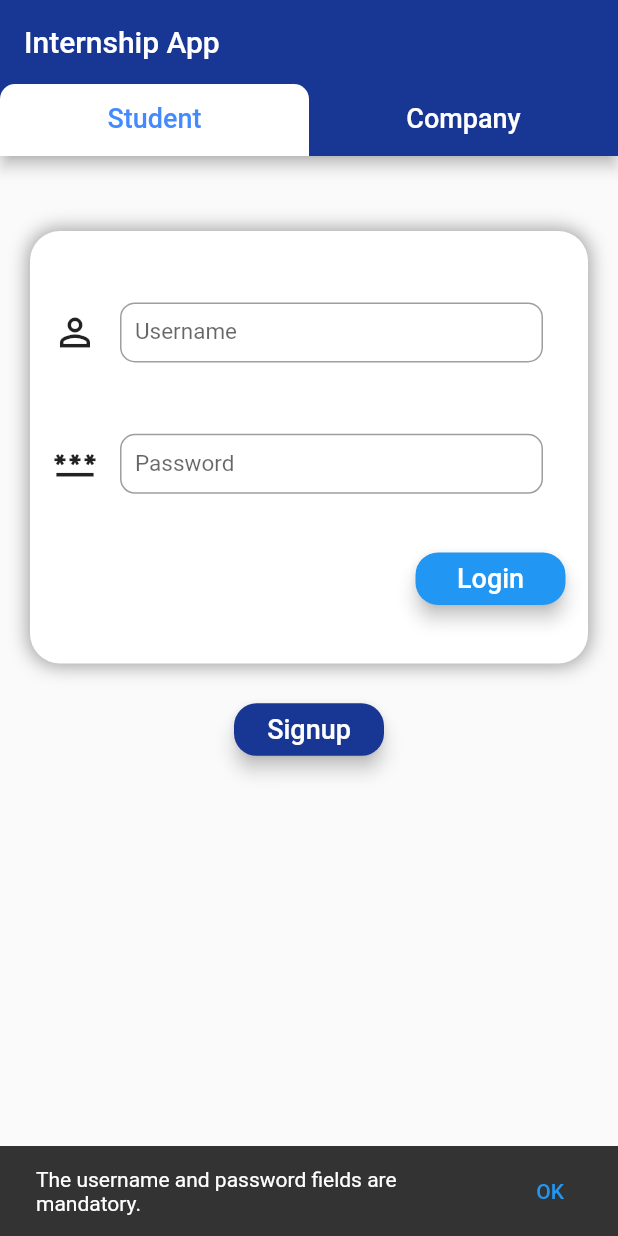
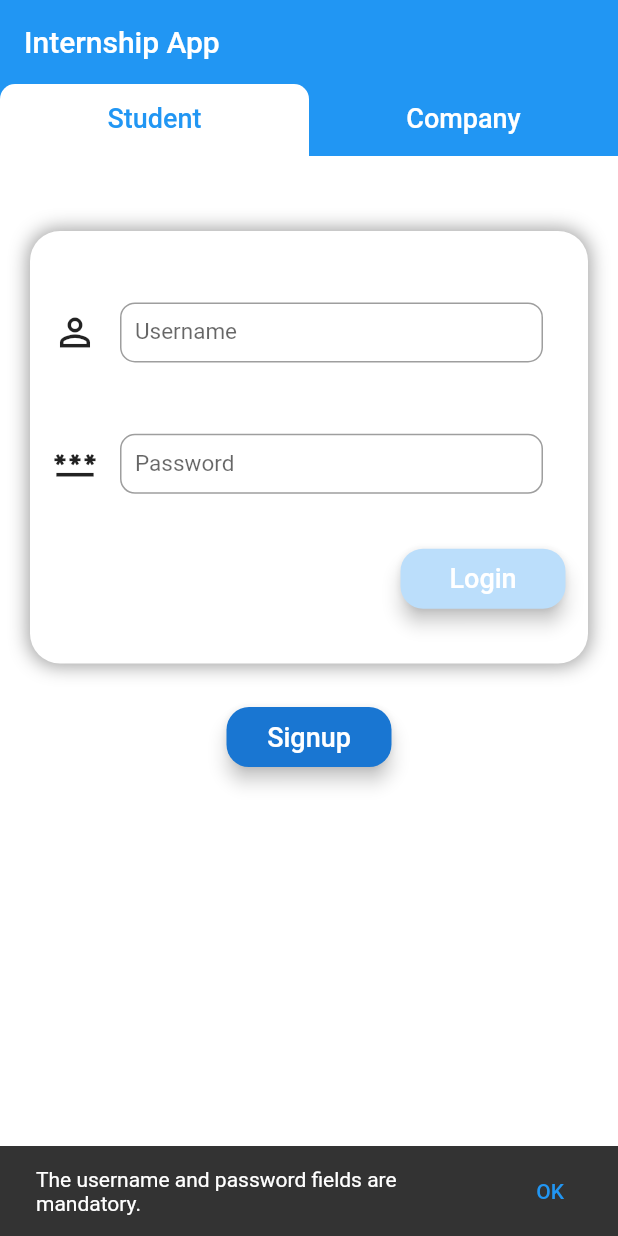
Before and after one commit to Bogdan316/internship_app, a Flutter app: the screen it shows after launch, after a tap on "Login", on a phone screen of 412 x 824 dp. Run offline on Flutter 3.47's test engine with Material 2 defaults, Android fonts, the phone set to English and light mode, and no system bars; missing offline and left inert: mysql1.

Commit message:
IA-10 refactor login page code, create base widgets classes

```diff
--- /dev/null
+++ b/lib/base_widgets/custom_elevated_button.dart
@@ -0,0 +1,30 @@
+import 'package:flutter/material.dart';
+
+class CustomElevatedButton extends ElevatedButton {
+  // Builds a custom button layout with rounded corners that should be the
+  // default shape for all the buttons in the app
+
+  CustomElevatedButton({
+    Key? key,
+    required VoidCallback? onPressed,
+    required String label,
+    required Color? primary,
+  }) : super(
+          key: key,
+          style: ElevatedButton.styleFrom(
+            primary: primary,
+            minimumSize: const Size(110, 40),
+            elevation: 5,
+            shape: RoundedRectangleBorder(
+              borderRadius: BorderRadius.circular(15),
+            ),
+          ),
+          onPressed: onPressed,
+          child: Text(
+            label,
+            style: const TextStyle(
+              fontSize: 18,
+            ),
+          ),
+        );
+}
--- /dev/null
+++ b/lib/base_widgets/custom_snack_bar.dart
@@ -0,0 +1,21 @@
+import 'package:flutter/material.dart';
+
+class MessageSnackBar extends SnackBar {
+  // Builds a snack bar that pops up from the bottom, displaying
+  // the message given in the constructor
+
+  final String message;
+
+  MessageSnackBar(this.message, {Key? key})
+      : super(
+          key: key,
+          content: Text(message),
+          action: SnackBarAction(
+            label: 'OK',
+            onPressed: () {
+              // empty function, the argument is mandatory but we do not need any
+              // action when pressing the button
+            },
+          ),
+        );
+}
--- /dev/null
+++ b/lib/base_widgets/theme_color.dart
@@ -0,0 +1,26 @@
+import 'package:flutter/material.dart';
+
+MaterialColor createMaterialColor(Color color) {
+  // Returns a custom MaterialColor based on the color argument
+
+  var strengths = <double>[.05];
+  var swatch = <int, Color>{};
+  final r = color.red, g = color.green, b = color.blue;
+
+  for (var i = 1; i < 10; i++) {
+    strengths.add(i * 0.1);
+  }
+
+  for (var strength in strengths) {
+    // create the color shades from 50 to 900
+    final ds = 0.5 - strength;
+    swatch[(strength * 1000).round()] = Color.fromRGBO(
+      r + ((ds < 0 ? r : (255 - r)) * ds).round(),
+      g + ((ds < 0 ? g : (255 - g)) * ds).round(),
+      b + ((ds < 0 ? b : (255 - b)) * ds).round(),
+      1,
+    );
+  }
+
+  return MaterialColor(color.value, swatch);
+}
--- a/lib/pages/login_page.dart
+++ b/lib/pages/login_page.dart
@@ -7,24 +7,31 @@ class LoginPage extends StatelessWidget {
 
   @override
   Widget build(BuildContext context) {
+    // get Theme data at the begging to avoid redundant
+    // calls to build
+    var themeData = Theme.of(context);
+
     return DefaultTabController(
+      // Create a tab for every role
       length: 2,
       child: Scaffold(
         appBar: AppBar(
-          backgroundColor: const Color.fromRGBO(24, 54, 147, 1),
+          elevation: 0,
+          backgroundColor: themeData.primaryColor,
           title: const Text('Internship App'),
-          bottom: const TabBar(
-            labelColor: Colors.blueAccent,
+          bottom: TabBar(
+            labelColor: themeData.primaryColor,
             unselectedLabelColor: Colors.white,
             indicatorSize: TabBarIndicatorSize.tab,
-            indicator: BoxDecoration(
+            indicator: const BoxDecoration(
+              // Change the shape of the current tab indicator
               borderRadius: BorderRadius.only(
                 topLeft: Radius.circular(10),
                 topRight: Radius.circular(10),
               ),
               color: Colors.white,
             ),
-            tabs: [
+            tabs: const [
               Tab(
                 child: Text(
                   'Student',
@@ -46,6 +53,7 @@ class LoginPage extends StatelessWidget {
         ),
         body: const TabBarView(
           children: [
+            // Select the user's role based on the tab
             LoginTab('Student'),
             LoginTab('Company'),
           ],
--- a/lib/pages/login_tab.dart
+++ b/lib/pages/login_tab.dart
@@ -2,12 +2,14 @@ import 'dart:convert';
 import 'package:crypto/crypto.dart';
 import 'package:flutter/material.dart';
 
+import 'package:internship_app_fis/base_widgets/custom_elevated_button.dart';
 import 'package:internship_app_fis/exceptions/user_already_exists.dart';
 import 'package:internship_app_fis/services/user_service.dart';
 import 'package:internship_app_fis/models/user.dart';
+import 'package:internship_app_fis/base_widgets/custom_snack_bar.dart';
 
 class LoginTab extends StatefulWidget {
-  // Login page that handles the user sign up, password encryption and username
+  // Login tab that handles the user signup/login, password encryption and username
   // and password storage based on the user role: Student/Company
   final String _userRole;
 
@@ -21,58 +23,86 @@ class _LoginTabState extends State<LoginTab> {
   final _usernameCtr = TextEditingController();
   final _passwordCtr = TextEditingController();
 
-  SnackBar _snackBarBuilder(String message) {
-    // Builds a snack bar that pops up from the bottom of the displaying
-    // the message given as the argument
-
-    return SnackBar(
-      content: Text(message),
-      action: SnackBarAction(
-        label: 'OK',
-        onPressed: () {
-          // empty function, the argument is mandatory but we do not need any
-          // action when pressing the button
-        },
-      ),
-    );
-  }
-
-  void _submitUser() async {
-    // Reads the input from the two controllers and checks that it is not empty
-    // and that a user with the same username does not exist, if the conditions
-    // are met then the password is encrypted and the user is stored into the
-    // database
+  User? _formInputValidation() {
+    // Reads the input from the two controllers, if it is not empty returns
+    // a new user with the username and the encrypted password
 
     if (_usernameCtr.text.isEmpty || _passwordCtr.text.isEmpty) {
       // Check if the input fields are empty
       final snackBar =
-          _snackBarBuilder('The username and password fields are mandatory.');
+          MessageSnackBar('The username and password fields are mandatory.');
       ScaffoldMessenger.of(context).showSnackBar(snackBar);
 
-      return;
+      return null;
     }
 
     // Password encryption
     var encPass = utf8.encode(_passwordCtr.text);
     var passHashValue = sha1.convert(encPass).toString();
 
-    try {
-      // Create a new user based on the role selected in the dropdown
+    // Return a user object based on the user role
     if (widget._userRole == 'Student') {
-        await UserService.addUser(Student(_usernameCtr.text, passHashValue));
+      return Student(_usernameCtr.text, passHashValue);
     } else {
-        await UserService.addUser(Company(_usernameCtr.text, passHashValue));
+      return Company(_usernameCtr.text, passHashValue);
+    }
   }
 
-      final snackBar = _snackBarBuilder('Success.');
-      ScaffoldMessenger.of(context).showSnackBar(snackBar);
-    } on UserAlreadyExistsException catch (e) {
-      final snackBar = _snackBarBuilder(e.toString());
-      ScaffoldMessenger.of(context).showSnackBar(snackBar);
+  void _signupUser() async {
+    // Gets the validated form input, if it is not empty then
+    // checks that a user with the same username does not exist, if true then
+    // adds the new user into the database
+
+    var user = _formInputValidation();
+
+    if (user == null) {
       return;
     }
 
-    // Clear the text fields after if adding the user ended with success
+    try {
+      // Create a new user based on the role selected in the constructor
+      if (widget._userRole == 'Student') {
+        await UserService.addUser(user);
+      } else {
+        await UserService.addUser(user);
+      }
+
+      final snackBar = MessageSnackBar('Success.');
+      ScaffoldMessenger.of(context).showSnackBar(snackBar);
+    } on UserAlreadyExistsException catch (e) {
+      final snackBar = MessageSnackBar(e.toString());
+      ScaffoldMessenger.of(context).showSnackBar(snackBar);
+    }
+
+    // If adding the user ended with success, clear the text fields
+    setState(() {
+      _usernameCtr.clear();
+      _passwordCtr.clear();
+    });
+  }
+
+  void _loginUser() async {
+    // Gets the validated form input, if it is not empty then
+    // checks that a user with the same username and password exists in the database,
+    // if true then logs in the user
+
+    var user = _formInputValidation();
+
+    if (user == null) {
+      return;
+    }
+
+    var userEntry = await UserService.getUser(user);
+
+    if (userEntry == null) {
+      final snackBar = MessageSnackBar('Wrong username or password.');
+      ScaffoldMessenger.of(context).showSnackBar(snackBar);
+    } else {
+      final snackBar = MessageSnackBar('Successful Login.');
+      ScaffoldMessenger.of(context).showSnackBar(snackBar);
+    }
+
+    // clear the text fields at the end
     setState(() {
       _usernameCtr.clear();
       _passwordCtr.clear();
@@ -89,16 +119,29 @@ class _LoginTabState extends State<LoginTab> {
 
   @override
   Widget build(BuildContext context) {
+    // get MediaQuery and Theme data at the begging to avoid redundant
+    // calls to build
     var mediaQuery = MediaQuery.of(context);
-    return SizedBox(
+    var themeData = Theme.of(context);
+
+    return GestureDetector(
+      // Ensure that when the user taps the screen the TextFields will unfocus
+      onTap: () {
+        FocusScope.of(context).unfocus();
+      },
+      child: Container(
+        // Background container
+        color: Colors.white,
         child: SingleChildScrollView(
           child: Column(
+            // Holds the Login and Signup forms
             children: [
               Container(
+                // Top container that holds the Login form
                 padding: const EdgeInsets.all(15),
                 width: double.infinity,
                 height: mediaQuery.size.height * 0.35,
-              margin: const EdgeInsets.fromLTRB(20, 50, 20, 20),
+                margin: const EdgeInsets.fromLTRB(20, 50, 20, 25),
                 decoration: const BoxDecoration(
                   borderRadius: BorderRadius.all(
                     Radius.circular(20),
@@ -114,9 +157,10 @@ class _LoginTabState extends State<LoginTab> {
                 ),
                 child: Column(
                   mainAxisAlignment: MainAxisAlignment.spaceEvenly,
-                // Sign up form
+                  // Login form
                   children: [
                     Row(
+                      // Username input row
                       children: [
                         const Icon(
                           Icons.person_outline,
@@ -127,7 +171,10 @@ class _LoginTabState extends State<LoginTab> {
                             margin: const EdgeInsets.all(15),
                             height: 40,
                             child: TextField(
-                            style: const TextStyle(fontSize: 15),
+                              style: TextStyle(
+                                fontSize: 15,
+                                color: themeData.primaryColor,
+                              ),
                               controller: _usernameCtr,
                               decoration: const InputDecoration(
                                 contentPadding: EdgeInsets.all(10),
@@ -144,6 +191,7 @@ class _LoginTabState extends State<LoginTab> {
                       ],
                     ),
                     Row(
+                      // Password input row
                       mainAxisAlignment: MainAxisAlignment.spaceBetween,
                       children: [
                         const Icon(
@@ -155,7 +203,10 @@ class _LoginTabState extends State<LoginTab> {
                             margin: const EdgeInsets.all(15),
                             height: 40,
                             child: TextField(
-                            style: const TextStyle(fontSize: 15),
+                              style: TextStyle(
+                                fontSize: 15,
+                                color: themeData.primaryColor,
+                              ),
                               controller: _passwordCtr,
                               decoration: const InputDecoration(
                                 contentPadding: EdgeInsets.all(10),
@@ -175,41 +226,23 @@ class _LoginTabState extends State<LoginTab> {
                     Row(
                       mainAxisAlignment: MainAxisAlignment.end,
                       children: [
-                      ElevatedButton(
-                        style: ElevatedButton.styleFrom(
-                          minimumSize: const Size(100, 35),
-                          elevation: 5,
-                          shape: RoundedRectangleBorder(
-                            borderRadius: BorderRadius.circular(15),
+                        CustomElevatedButton(
+                          onPressed: _loginUser,
+                          label: 'Login',
+                          primary: themeData.primaryColorLight,
                         ),
-                        ),
-                        onPressed: _submitUser,
-                        child: const Text(
-                          'Login',
-                          style: TextStyle(fontSize: 18),
-                        ),
-                      )
                       ],
                     ),
                   ],
                 ),
               ),
-            ElevatedButton(
-              style: ElevatedButton.styleFrom(
-                primary: const Color.fromRGBO(24, 54, 147, 1),
-                minimumSize: const Size(100, 35),
-                elevation: 5,
-                shape: RoundedRectangleBorder(
-                  borderRadius: BorderRadius.circular(15),
-                ),
-              ),
-              onPressed: _submitUser,
-              child: const Text(
-                'Signup',
-                style: TextStyle(fontSize: 18),
-              ),
+              CustomElevatedButton(
+                onPressed: _signupUser,
+                label: 'Signup',
+                primary: themeData.primaryColorDark,
               ),
             ],
+          ),
         ),
       ),
     );
```
Lines whose indentation alone changed are shown as unchanged.
